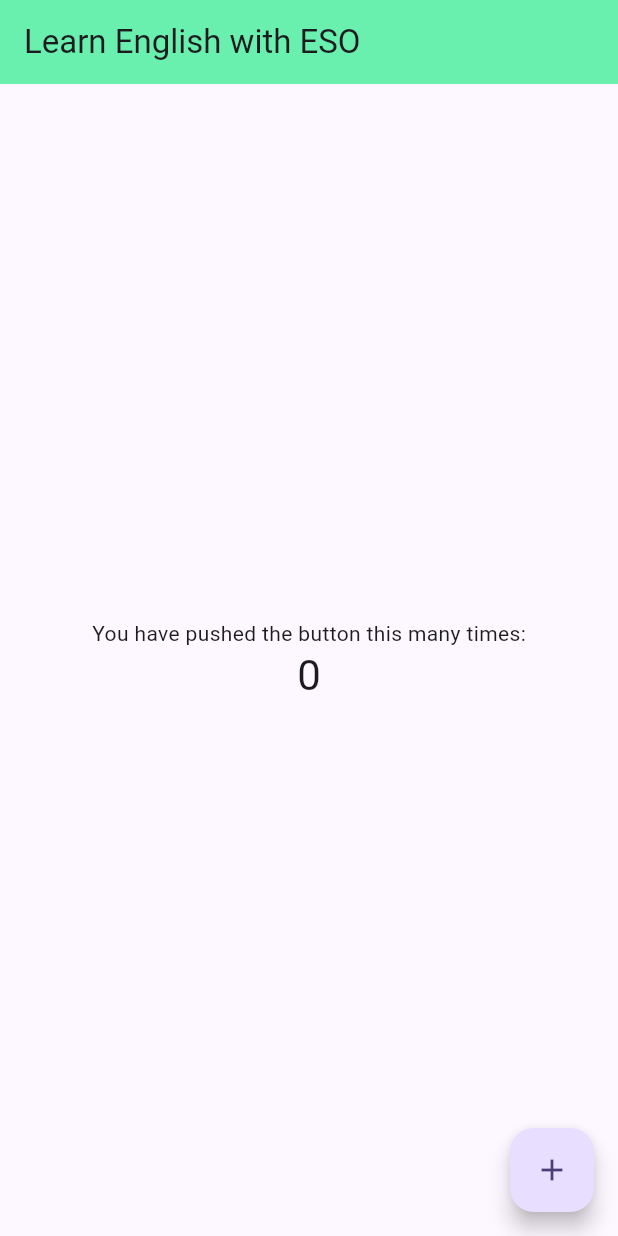
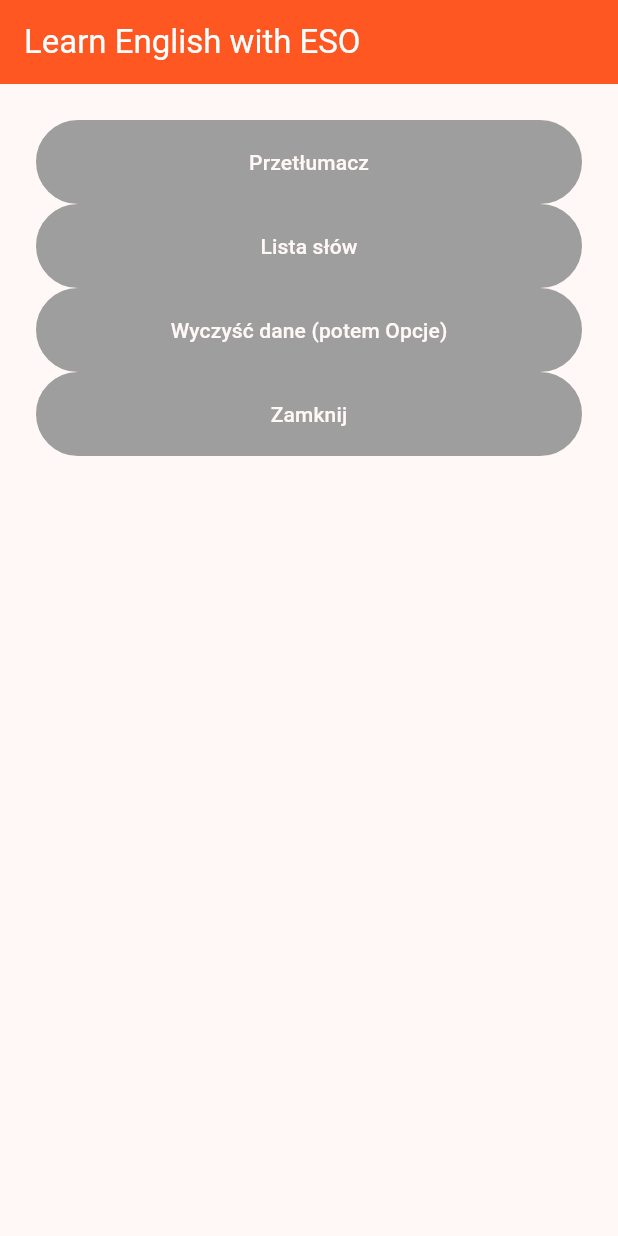
Before and after one commit to Funiek/learn-eso, a Flutter app: the screen it shows after launch, on a phone screen of 412 x 824 dp. Run offline on Flutter 3.47's test engine with Material 2 defaults, Android fonts, the phone set to English and light mode, and no system bars.

Commit message:
added basic menu buttons without margin

```diff
--- a/lib/main.dart
+++ b/lib/main.dart
@@ -12,58 +12,77 @@ class MyApp extends StatelessWidget {
     return MaterialApp(
       title: 'LearnESO',
       theme: ThemeData(
-        colorScheme: ColorScheme.fromSeed(seedColor: Colors.deepPurpleAccent),
+        colorScheme: ColorScheme.fromSeed(
+          seedColor: Colors.deepOrange,
+          primary: Colors.grey,
+          secondary: Colors.deepOrange,
+        ),
         useMaterial3: true,
       ),
-      home: const MyHomePage(title: 'Learn English with ESO'),
+      home: const MainMenu(title: 'Learn English with ESO'),
     );
   }
 }
 
-class MyHomePage extends StatefulWidget {
-  const MyHomePage({super.key, required this.title});
+class MainMenu extends StatefulWidget {
+  const MainMenu({super.key, required this.title});
 
   final String title;
 
   @override
-  State<MyHomePage> createState() => _MyHomePageState();
+  State<MainMenu> createState() => _MainMenuState();
 }
 
-class _MyHomePageState extends State<MyHomePage> {
-  int _counter = 0;
-
-  void _incrementCounter() {
-    setState(() {
-      _counter++;
-    });
-  }
-
+class _MainMenuState extends State<MainMenu> {
   @override
   Widget build(BuildContext context) {
     return Scaffold(
       appBar: AppBar(
-        backgroundColor: Colors.greenAccent,
+        backgroundColor: Theme.of(context).colorScheme.secondary,
+        foregroundColor: Colors.white,
         title: Text(widget.title),
       ),
       body: Center(
-        child: Column(
-          mainAxisAlignment: MainAxisAlignment.center,
-          children: <Widget>[
-            const Text(
-              'You have pushed the button this many times:',
-            ),
-            Text(
-              '$_counter',
-              style: Theme.of(context).textTheme.headlineMedium,
-            ),
+        child: ListView(
+          padding: const EdgeInsets.all(24),
+
+          children: const <MenuButton>[
+            MenuButton(inlineText: 'Przetłumacz'),
+            MenuButton(inlineText: 'Lista słów'),
+            MenuButton(inlineText: 'Wyczyść dane (potem Opcje)'),
+            MenuButton(inlineText: 'Zamknij'),
           ],
         ),
-      ),
-      floatingActionButton: FloatingActionButton(
-        onPressed: _incrementCounter,
-        tooltip: 'Increment',
-        child: const Icon(Icons.add),
       ),
     );
   }
 }
+
+class MenuButton extends StatelessWidget {
+  const MenuButton({super.key, required this.inlineText});
+
+  final String inlineText;
+
+  @override
+  Widget build(BuildContext context) {
+    return Container(
+      decoration: BoxDecoration(
+        color: Theme.of(context).colorScheme.primary,
+        border: Border.all(
+          color: Theme.of(context).colorScheme.primary,
+          width: 4,
+        ),
+        borderRadius: const BorderRadius.all(
+          Radius.circular(30),
+        ),
+      ),
+      child: TextButton(
+        onPressed: () {},
+        child: Text(
+          inlineText,
+          style: TextStyle(color: Theme.of(context).colorScheme.surface),
+        ),
+      ),
+    );
+  }
+}
```
